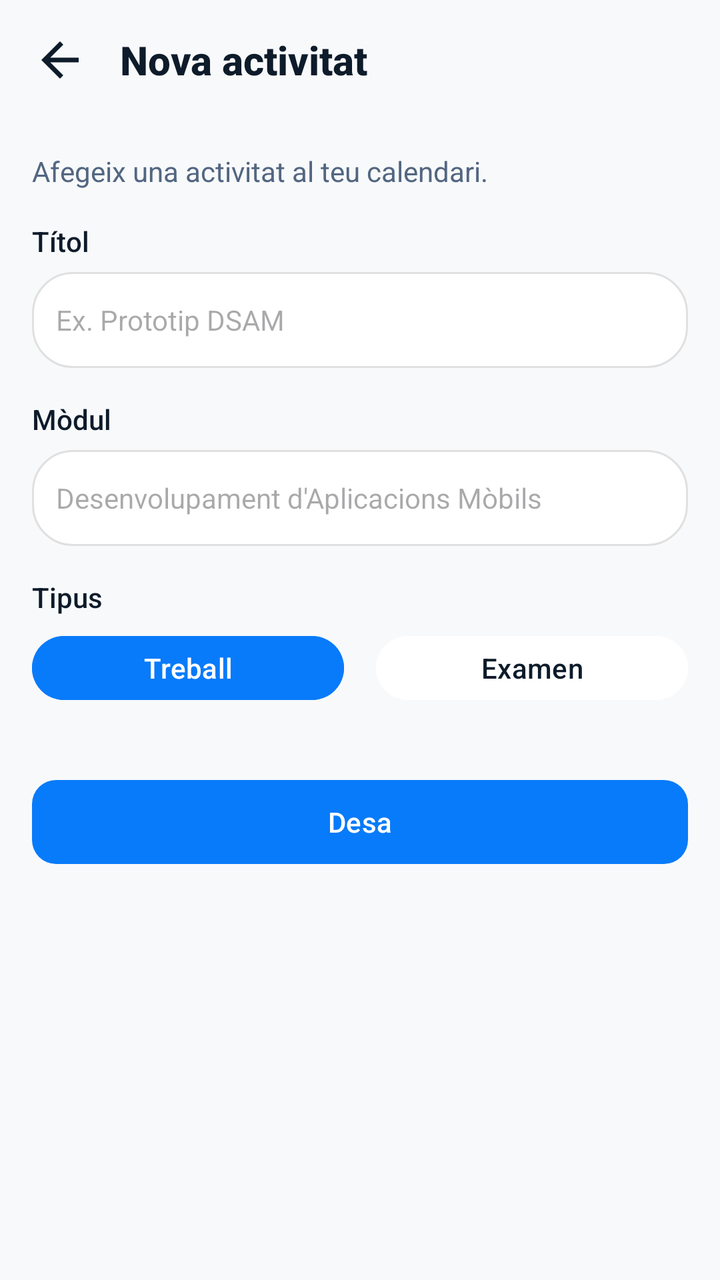
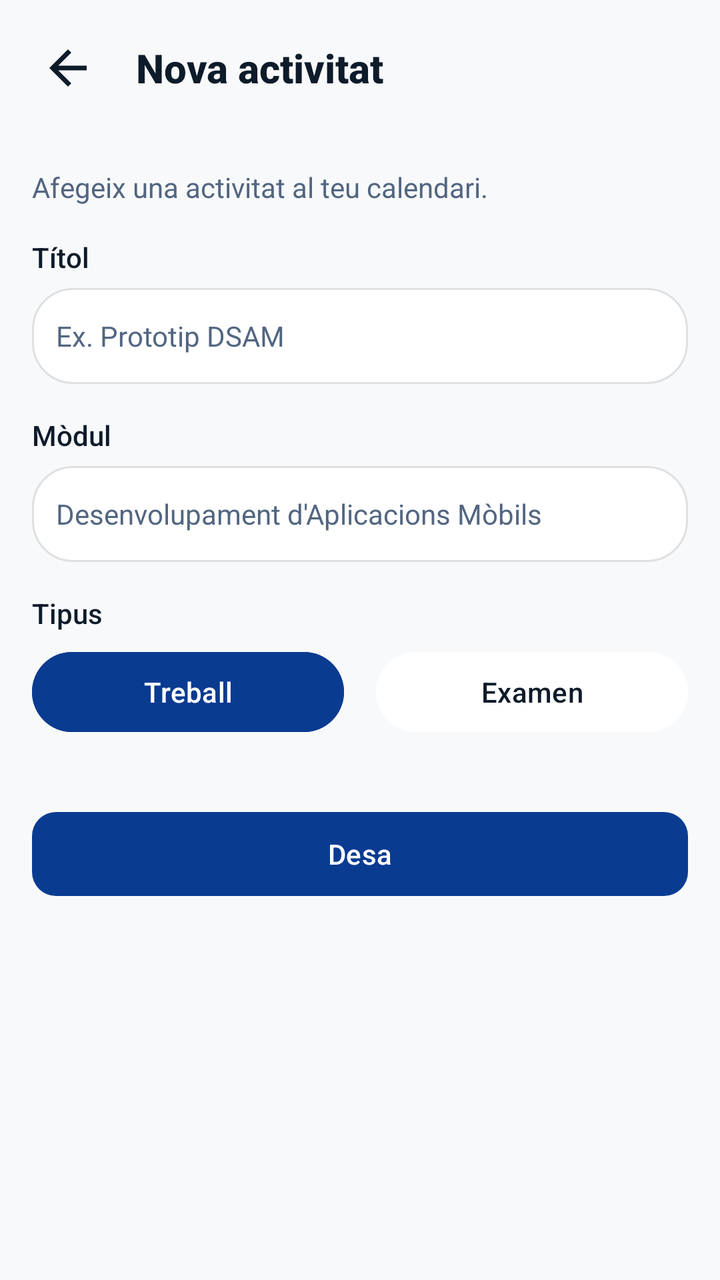

The first picture is an Android layout as it rendered before a commit; the second is the same layout after the commit. The layout source and the unified diff follow.
<!-- AndroidManifest.xml: application theme Theme.Stutager -->
<!-- res/layout/activity_task_edit.xml -->
<?xml version="1.0" encoding="utf-8"?>
<LinearLayout xmlns:android="http://schemas.android.com/apk/res/android"
    xmlns:app="http://schemas.android.com/apk/res-auto"
    android:layout_width="match_parent"
    android:layout_height="match_parent"
    android:background="@color/background_light"
    android:orientation="vertical">

    
    <LinearLayout
        android:layout_width="match_parent"
        android:layout_height="wrap_content"
        android:gravity="center_vertical"
        android:orientation="horizontal"
        android:padding="16dp">

        <ImageView
            android:id="@+id/btnBack"
            android:layout_width="28dp"
            android:layout_height="28dp"
            android:background="?attr/selectableItemBackgroundBorderless"
            android:contentDescription="@string/back_desc"
            android:src="@drawable/ic_back"
            app:tint="@color/text_dark" />

        <TextView
            android:layout_width="0dp"
            android:layout_height="wrap_content"
            android:layout_marginStart="16dp"
            android:layout_weight="1"
            android:fontFamily="sans-serif-medium"
            android:text="@string/new_activity_title"
            android:textColor="@color/text_dark"
            android:textSize="20sp"
            android:textStyle="bold" />
    </LinearLayout>

    <ScrollView
        android:layout_width="match_parent"
        android:layout_height="0dp"
        android:layout_weight="1"
        android:padding="16dp">

        <LinearLayout
            android:layout_width="match_parent"
            android:layout_height="wrap_content"
            android:orientation="vertical">

            <TextView
                android:layout_width="wrap_content"
                android:layout_height="wrap_content"
                android:layout_marginBottom="16dp"
                android:text="@string/new_activity_subtitle"
                android:textColor="@color/text_gray"
                android:textSize="14sp" />

            
            <TextView
                android:layout_width="wrap_content"
                android:layout_height="wrap_content"
                android:layout_marginBottom="6dp"
                android:fontFamily="sans-serif-medium"
                android:text="@string/title_label"
                android:textColor="@color/text_dark"
                android:textSize="14sp" />

            <EditText
                android:layout_width="match_parent"
                android:layout_height="48dp"
                android:layout_marginBottom="16dp"
                android:background="@drawable/chip_unselected_bg"
                android:fontFamily="sans-serif"
                android:hint="@string/title_hint"
                android:paddingHorizontal="12dp"
                android:textColor="@color/text_dark"
                android:textSize="14sp" />

            
            <TextView
                android:layout_width="wrap_content"
                android:layout_height="wrap_content"
                android:layout_marginBottom="6dp"
                android:fontFamily="sans-serif-medium"
                android:text="@string/module_label"
                android:textColor="@color/text_dark"
                android:textSize="14sp" />

            <EditText
                android:layout_width="match_parent"
                android:layout_height="48dp"
                android:layout_marginBottom="16dp"
                android:background="@drawable/chip_unselected_bg"
                android:fontFamily="sans-serif"
                android:hint="@string/module_hint"
                android:paddingHorizontal="12dp"
                android:textColor="@color/text_dark"
                android:textSize="14sp" />

            
            <TextView
                android:layout_width="wrap_content"
                android:layout_height="wrap_content"
                android:layout_marginBottom="6dp"
                android:fontFamily="sans-serif-medium"
                android:text="@string/type_label"
                android:textColor="@color/text_dark"
                android:textSize="14sp" />

            <LinearLayout
                android:layout_width="match_parent"
                android:layout_height="wrap_content"
                android:layout_marginBottom="16dp"
                android:orientation="horizontal">

                <Button
                    android:layout_width="0dp"
                    android:layout_height="40dp"
                    android:layout_marginEnd="8dp"
                    android:layout_weight="1"
                    android:backgroundTint="@color/primary_blue"
                    android:text="@string/type_treball"
                    android:textColor="@color/white" />

                <Button
                    android:layout_width="0dp"
                    android:layout_height="40dp"
                    android:layout_marginStart="8dp"
                    android:layout_weight="1"
                    android:backgroundTint="@color/white"
                    android:text="@string/type_examen"
                    android:textColor="@color/text_dark" />
            </LinearLayout>

            
            <com.google.android.material.button.MaterialButton
                android:id="@+id/btnSave"
                android:layout_width="match_parent"
                android:layout_height="50dp"
                android:layout_marginTop="16dp"
                android:text="@string/save_btn"
                app:backgroundTint="@color/primary_blue"
                app:cornerRadius="12dp" />

        </LinearLayout>
    </ScrollView>

</LinearLayout>
<!-- resources referenced by this layout -->
<resources>
  <color name="background_light">#F8F9FA</color>
  <color name="primary_blue">#087BFA</color>
  <color name="text_dark">#0D1B2A</color>
  <color name="text_gray">#526681</color>
  <color name="white">#FFFFFFFF</color>
  <!-- drawable chip_unselected_bg (drawable) -->
  <?xml version="1.0" encoding="utf-8"?>
  <shape xmlns:android="http://schemas.android.com/apk/res/android"
      android:shape="rectangle">
      <solid android:color="@color/white" />
      <stroke android:width="1dp" android:color="#E0E0E0" />
      <corners android:radius="20dp" />
  </shape>
  <!-- drawable ic_back (drawable) -->
  <vector xmlns:android="http://schemas.android.com/apk/res/android"
      android:width="24dp"
      android:height="24dp"
      android:viewportWidth="24"
      android:viewportHeight="24">
      <path
          android:fillColor="@color/text_dark"
          android:pathData="M20,11H7.83l5.59,-5.59L12,4l-8,8 8,8 1.41,-1.41L7.83,13H20v-2z"/>
  </vector>
  <string name="back_desc">Back</string>
  <string name="module_hint"> Desenvolupament d\'Aplicacions Mòbils</string>
  <string name="module_label">Mòdul</string>
  <string name="new_activity_subtitle">Afegeix una activitat al teu calendari.</string>
  <string name="new_activity_title">Nova activitat</string>
  <string name="save_btn">Desa</string>
  <string name="title_hint">Ex. Prototip DSAM</string>
  <string name="title_label">Títol</string>
  <string name="type_examen">Examen</string>
  <string name="type_label">Tipus</string>
  <string name="type_treball">Treball</string>
  <style name="Theme.Stutager" parent="Base.Theme.Stutager" />
  <style name="Base.Theme.Stutager" parent="Theme.Material3.DayNight.NoActionBar">
          
          
      </style>
</resources>

<!-- the commit's change to res/layout/activity_task_edit.xml (unified diff, before → after) -->
@@ -16,10 +16,11 @@
 
         <ImageView
             android:id="@+id/btnBack"
-            android:layout_width="28dp"
-            android:layout_height="28dp"
+            android:layout_width="36dp"
+            android:layout_height="36dp"
             android:background="?attr/selectableItemBackgroundBorderless"
             android:contentDescription="@string/back_desc"
+            android:padding="4dp"
             android:src="@drawable/ic_back"
             app:tint="@color/text_dark" />
 
@@ -39,109 +40,131 @@
         android:layout_width="match_parent"
         android:layout_height="0dp"
         android:layout_weight="1"
-        android:padding="16dp">
+        android:fillViewport="true">
 
-        <LinearLayout
+        <androidx.constraintlayout.widget.ConstraintLayout
             android:layout_width="match_parent"
             android:layout_height="wrap_content"
-            android:orientation="vertical">
-
-            <TextView
-                android:layout_width="wrap_content"
-                android:layout_height="wrap_content"
-                android:layout_marginBottom="16dp"
-                android:text="@string/new_activity_subtitle"
-                android:textColor="@color/text_gray"
-                android:textSize="14sp" />
-
-            
-            <TextView
-                android:layout_width="wrap_content"
-                android:layout_height="wrap_content"
-                android:layout_marginBottom="6dp"
-                android:fontFamily="sans-serif-medium"
-                android:text="@string/title_label"
-                android:textColor="@color/text_dark"
-                android:textSize="14sp" />
-
-            <EditText
-                android:layout_width="match_parent"
-                android:layout_height="48dp"
-                android:layout_marginBottom="16dp"
-                android:background="@drawable/chip_unselected_bg"
-                android:fontFamily="sans-serif"
-                android:hint="@string/title_hint"
-                android:paddingHorizontal="12dp"
-                android:textColor="@color/text_dark"
-                android:textSize="14sp" />
-
-            
-            <TextView
-                android:layout_width="wrap_content"
-                android:layout_height="wrap_content"
-                android:layout_marginBottom="6dp"
-                android:fontFamily="sans-serif-medium"
-                android:text="@string/module_label"
-                android:textColor="@color/text_dark"
-                android:textSize="14sp" />
-
-            <EditText
-                android:layout_width="match_parent"
-                android:layout_height="48dp"
-                android:layout_marginBottom="16dp"
-                android:background="@drawable/chip_unselected_bg"
-                android:fontFamily="sans-serif"
-                android:hint="@string/module_hint"
-                android:paddingHorizontal="12dp"
-                android:textColor="@color/text_dark"
-                android:textSize="14sp" />
-
-            
-            <TextView
-                android:layout_width="wrap_content"
-                android:layout_height="wrap_content"
-                android:layout_marginBottom="6dp"
-                android:fontFamily="sans-serif-medium"
-                android:text="@string/type_label"
-                android:textColor="@color/text_dark"
-                android:textSize="14sp" />
+            android:padding="16dp">
 
             <LinearLayout
-                android:layout_width="match_parent"
+                android:layout_width="0dp"
                 android:layout_height="wrap_content"
-                android:layout_marginBottom="16dp"
-                android:orientation="horizontal">
+                android:orientation="vertical"
+                app:layout_constraintEnd_toEndOf="parent"
+                app:layout_constraintStart_toStartOf="parent"
+                app:layout_constraintTop_toTopOf="parent"
+                app:layout_constraintWidth_max="480dp">
 
-                <Button
-                    android:layout_width="0dp"
-                    android:layout_height="40dp"
-                    android:layout_marginEnd="8dp"
-                    android:layout_weight="1"
-                    android:backgroundTint="@color/primary_blue"
-                    android:text="@string/type_treball"
-                    android:textColor="@color/white" />
+                <TextView
+                    android:layout_width="wrap_content"
+                    android:layout_height="wrap_content"
+                    android:layout_marginBottom="16dp"
+                    android:text="@string/new_activity_subtitle"
+                    android:textColor="@color/text_gray"
+                    android:textSize="14sp" />
 
-                <Button
-                    android:layout_width="0dp"
-                    android:layout_height="40dp"
-                    android:layout_marginStart="8dp"
-                    android:layout_weight="1"
-                    android:backgroundTint="@color/white"
-                    android:text="@string/type_examen"
-                    android:textColor="@color/text_dark" />
+                <TextView
+                    android:id="@+id/labelTitle"
+                    android:layout_width="wrap_content"
+                    android:layout_height="wrap_content"
+                    android:layout_marginBottom="6dp"
+                    android:fontFamily="sans-serif-medium"
+                    android:labelFor="@+id/etTitle"
+                    android:text="@string/title_label"
+                    android:textColor="@color/text_dark"
+                    android:textSize="14sp" />
+
+                <EditText
+                    android:id="@+id/etTitle"
+                    android:layout_width="match_parent"
+                    android:layout_height="48dp"
+                    android:layout_marginBottom="16dp"
+                    android:autofillHints="name"
+                    android:background="@drawable/chip_unselected_bg"
+                    android:fontFamily="sans-serif"
+                    android:hint="@string/title_hint"
+                    android:inputType="text"
+                    android:paddingHorizontal="12dp"
+                    android:textColor="@color/text_dark"
+                    android:textColorHint="@color/text_gray"
+                    android:textSize="14sp" />
+
+                <TextView
+                    android:id="@+id/labelModule"
+                    android:layout_width="wrap_content"
+                    android:layout_height="wrap_content"
+                    android:layout_marginBottom="6dp"
+                    android:fontFamily="sans-serif-medium"
+                    android:labelFor="@+id/etModule"
+                    android:text="@string/module_label"
+                    android:textColor="@color/text_dark"
+                    android:textSize="14sp" />
+
+                <EditText
+                    android:id="@+id/etModule"
+                    android:layout_width="match_parent"
+                    android:layout_height="48dp"
+                    android:layout_marginBottom="16dp"
+                    android:autofillHints="name"
+                    android:background="@drawable/chip_unselected_bg"
+                    android:fontFamily="sans-serif"
+                    android:hint="@string/module_hint"
+                    android:inputType="text"
+                    android:paddingHorizontal="12dp"
+                    android:textColor="@color/text_dark"
+                    android:textColorHint="@color/text_gray"
+                    android:textSize="14sp" />
+
+                <TextView
+                    android:layout_width="wrap_content"
+                    android:layout_height="wrap_content"
+                    android:layout_marginBottom="6dp"
+                    android:fontFamily="sans-serif-medium"
+                    android:text="@string/type_label"
+                    android:textColor="@color/text_dark"
+                    android:textSize="14sp" />
+
+                <LinearLayout
+                    android:layout_width="match_parent"
+                    android:layout_height="wrap_content"
+                    android:layout_marginBottom="16dp"
+                    android:orientation="horizontal">
+
+                    <Button
+                        android:layout_width="0dp"
+                        android:layout_height="48dp"
+                        android:layout_marginEnd="8dp"
+                        android:layout_weight="1"
+                        android:backgroundTint="@color/dark_blue"
+                        android:minHeight="48dp"
+                        android:text="@string/type_treball"
+                        android:textColor="@color/white" />
+
+                    <Button
+                        android:layout_width="0dp"
+                        android:layout_height="48dp"
+                        android:layout_marginStart="8dp"
+                        android:layout_weight="1"
+                        android:backgroundTint="@color/white"
+                        android:minHeight="48dp"
+                        android:text="@string/type_examen"
+                        android:textColor="@color/text_dark" />
+                </LinearLayout>
+
+                <com.google.android.material.button.MaterialButton
+                    android:id="@+id/btnSave"
+                    android:layout_width="match_parent"
+                    android:layout_height="50dp"
+                    android:layout_gravity="center_horizontal"
+                    android:layout_marginTop="16dp"
+                    android:maxWidth="360dp"
+                    android:text="@string/save_btn"
+                    app:backgroundTint="@color/dark_blue"
+                    app:cornerRadius="12dp" />
+
             </LinearLayout>
-
-            
-            <com.google.android.material.button.MaterialButton
-                android:id="@+id/btnSave"
-                android:layout_width="match_parent"
-                android:layout_height="50dp"
-                android:layout_marginTop="16dp"
-                android:text="@string/save_btn"
-                app:backgroundTint="@color/primary_blue"
-                app:cornerRadius="12dp" />
-
-        </LinearLayout>
+        </androidx.constraintlayout.widget.ConstraintLayout>
     </ScrollView>
 
 </LinearLayout>
<!-- resource entries referenced after the edit -->
@@ -1,7 +1,7 @@
 <!-- resources referenced by this layout -->
 <resources>
   <color name="background_light">#F8F9FA</color>
-  <color name="primary_blue">#087BFA</color>
+  <color name="dark_blue">#093B91</color>
   <color name="text_dark">#0D1B2A</color>
   <color name="text_gray">#526681</color>
   <color name="white">#FFFFFFFF</color>
